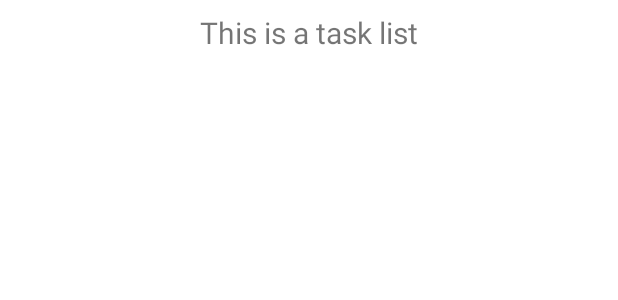
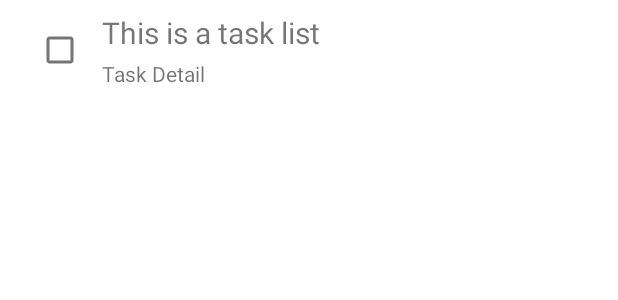
Before and after one commit to emeruvia/TaskTracker, an Android app: the layout item_tasks.xml on its own in the app's theme, with its tools: preview values and no code run, on a phone screen of 412 x 824 dp. Shown: the top 300 px of the screen. Run offline under Robolectric (Android 15) with nearby library versions, the phone set to English and light mode, and no system bars.

Commit message:
Add Checkbox for marking tasks as completed or not

```diff
--- a/app/src/main/java/dev/emg/tasktracker/data/repository/Repository.kt
+++ b/app/src/main/java/dev/emg/tasktracker/data/repository/Repository.kt
@@ -17,4 +17,6 @@ interface Repository {
 
   suspend fun deleteTasksListInDbAndFetch(item: TasksList): List<TasksList>
 
+  suspend fun updateTasksListItemInDbAndFetch(item: TasksList): List<TasksList>
+
 }
--- a/app/src/main/java/dev/emg/tasktracker/data/repository/TasksRepository.kt
+++ b/app/src/main/java/dev/emg/tasktracker/data/repository/TasksRepository.kt
@@ -26,6 +26,11 @@ class TasksRepository @Inject constructor(private val database: Database) : Repo
     return getAllTasks()
   }
 
+  override suspend fun updateTasksListItemInDbAndFetch(item: TasksList): List<TasksList> {
+    updateTasksList(item)
+    return getAllTasks()
+  }
+
   private suspend fun addTasksListItem(item: TasksList) {
     database.tasksListDao().insert(item)
   }
--- a/app/src/main/res/layout/item_tasks.xml
+++ b/app/src/main/res/layout/item_tasks.xml
@@ -6,20 +6,49 @@
     android:layout_height="wrap_content"
     >
 
+  <CheckBox
+      android:id="@+id/task_check"
+      android:layout_width="wrap_content"
+      android:layout_height="wrap_content"
+      android:layout_marginStart="@dimen/dp_16"
+      app:layout_constraintBottom_toBottomOf="parent"
+      app:layout_constraintStart_toStartOf="parent"
+      app:layout_constraintTop_toTopOf="parent"
+      />
+
   <TextView
+      app:layout_constraintHorizontal_bias="0"
       android:id="@+id/name_tv"
-      android:layout_width="match_parent"
+      android:layout_width="wrap_content"
       android:layout_height="wrap_content"
-      android:gravity="center"
-      android:paddingBottom="@dimen/dp_8"
+      android:layout_marginStart="@dimen/dp_4"
+      android:gravity="start"
       android:paddingTop="@dimen/dp_8"
-      android:textAlignment="center"
+      android:textAlignment="viewStart"
       android:textSize="@dimen/fontsize_20"
-      app:layout_constraintBottom_toBottomOf="parent"
+      app:layout_constraintBottom_toTopOf="@id/details_tv"
       app:layout_constraintEnd_toEndOf="parent"
-      app:layout_constraintStart_toStartOf="parent"
+      app:layout_constraintStart_toEndOf="@id/task_check"
       app:layout_constraintTop_toTopOf="parent"
       tools:text="This is a task list"
       />
 
+  <TextView
+      app:layout_constraintHorizontal_bias="0"
+      android:id="@+id/details_tv"
+      android:layout_width="wrap_content"
+      android:layout_height="wrap_content"
+      android:layout_marginStart="@dimen/dp_4"
+      android:gravity="start"
+      android:paddingTop="@dimen/dp_4"
+      android:paddingBottom="@dimen/dp_8"
+      android:textAlignment="viewStart"
+      android:textSize="@dimen/fontsize_14"
+      app:layout_constraintBottom_toBottomOf="parent"
+      app:layout_constraintEnd_toEndOf="parent"
+      app:layout_constraintStart_toEndOf="@id/task_check"
+      app:layout_constraintTop_toBottomOf="@id/name_tv"
+      tools:text="Task Detail"
+      />
+
 </androidx.constraintlayout.widget.ConstraintLayout>
```
Also changed, not shown: app/src/main/java/dev/emg/tasktracker/ui/Extensions.kt (added, +11 -0 lines), app/src/main/java/dev/emg/tasktracker/ui/main/MainFragment.kt (+15 -9 lines), app/src/main/java/dev/emg/tasktracker/ui/main/TasksAdapter.kt (+7 -1 lines), app/src/main/java/dev/emg/tasktracker/ui/main/TasksViewHolder.kt (+39 -1 lines), app/src/main/java/dev/emg/tasktracker/ui/main/TasksViewModel.kt (+13 -1 lines).
